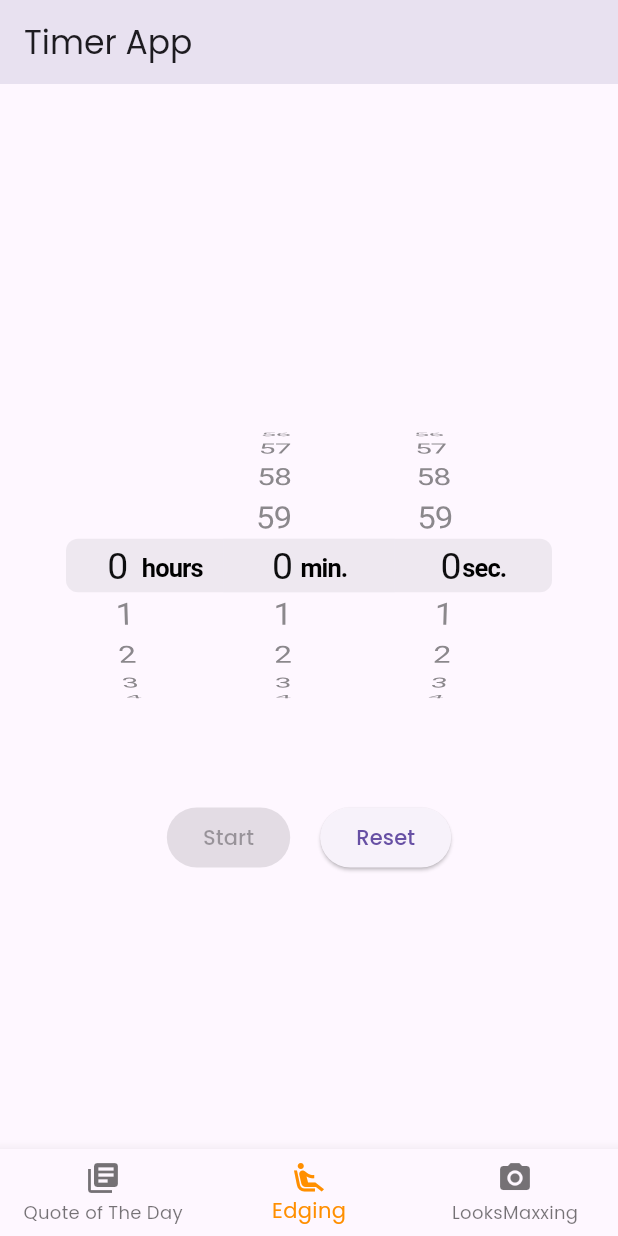
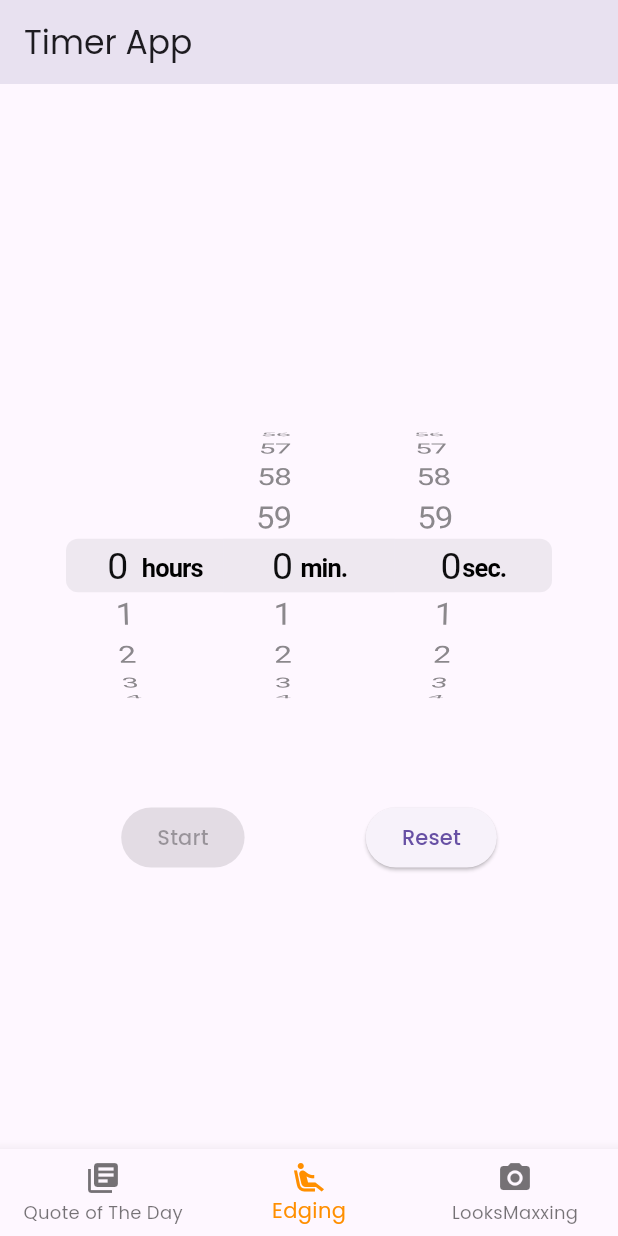
Before and after one commit to Sherwin-W/WebMaxxing, a Flutter app: the screen it shows after launch, swiped to page 2, on a phone screen of 412 x 824 dp. Run offline on Flutter 3.47's test engine with Material 3 defaults, Android fonts, the phone set to English and light mode, and no system bars; our stand-ins replace cached_network_image, firebase_storage, flutter_svg, image_picker, photo_view; accounts and stored records are empty.

Commit message:
Finished timer. No UI options for sound have been added yet.

```diff
--- a/first_flutter_app/lib/widgets/timer.dart
+++ b/first_flutter_app/lib/widgets/timer.dart
@@ -95,7 +95,7 @@ class _TimerScreenState extends State<TimerScreen> {
               ),
             const SizedBox(height: 20),
             Row(
-              mainAxisAlignment: MainAxisAlignment.center,
+              mainAxisAlignment: MainAxisAlignment.spaceEvenly,
               children: [
                 if (!_isRunning)
                   ElevatedButton(
@@ -107,7 +107,6 @@ class _TimerScreenState extends State<TimerScreen> {
                     onPressed: _pauseTimer,
                     child: const Text('Pause'),
                   ),
-                const SizedBox(width: 20),
                 ElevatedButton(
                   onPressed: _resetTimer,
                   child: const Text('Reset'),
```
